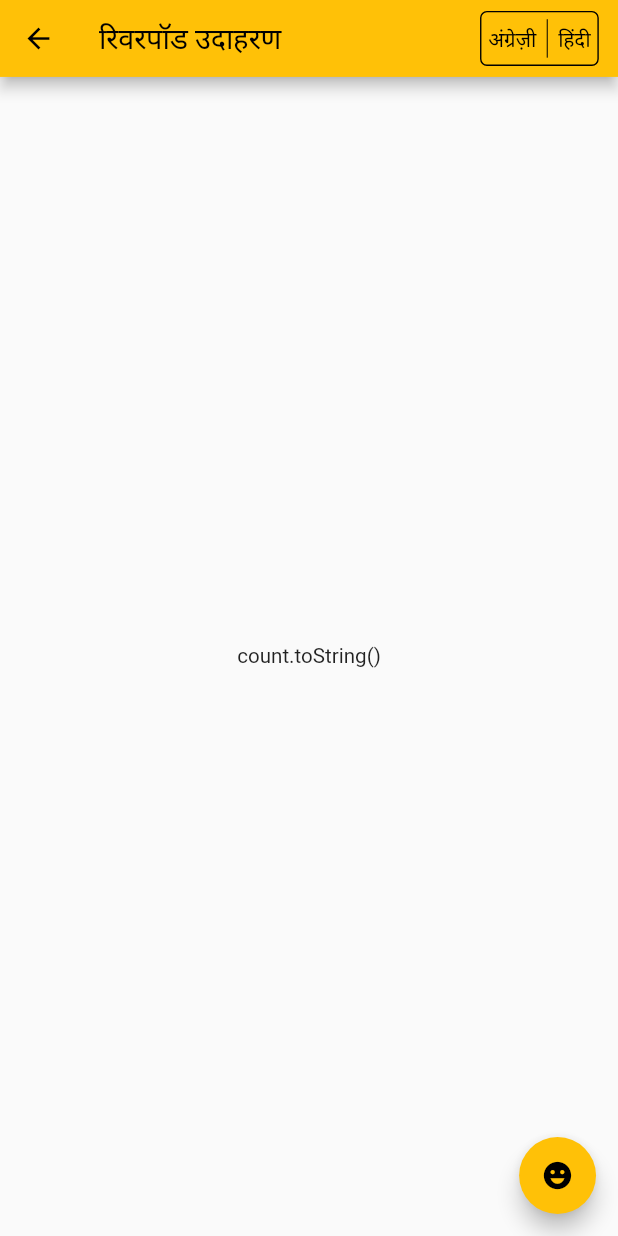
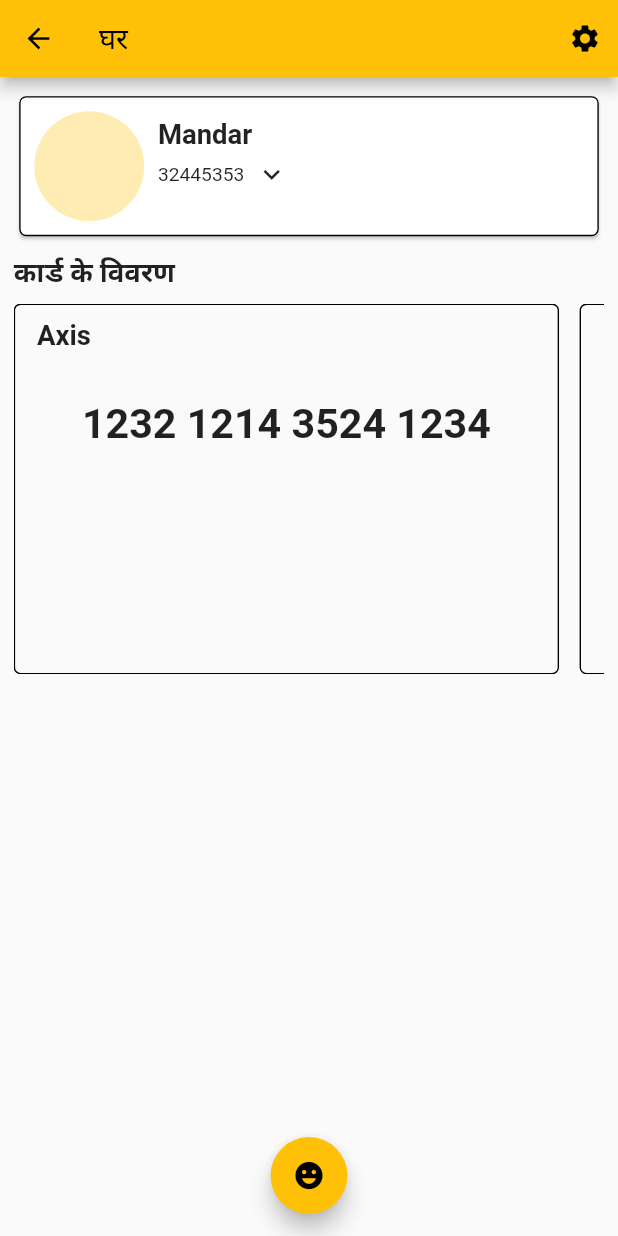
Before and after one commit to Mandar-Khandagale/riverpod_exp, a Flutter app: the HomePage screen opened by its route, on a phone screen of 412 x 824 dp. Run offline on Flutter 3.47's test engine with Material 2 defaults, Android fonts, the phone set to English and light mode, and no system bars; our stand-ins replace dio, easy_localization, flutter_riverpod, freezed_annotation, pretty_dio_logger, responsive_framework and 1 more; accounts and stored records are empty.

Commit message:
added home page to show card widgets

```diff
--- a/asset/locales/en.json
+++ b/asset/locales/en.json
@@ -13,5 +13,9 @@
   "joke": "Joke",
   "favouritePage": "Favourites",
   "productPage": "Products",
-  "settingsPage": "Settings"
+  "settingsPage": "Settings",
+  "homePage": "Home",
+  "cardDetails": "Card Details",
+  "myAccount": "My Account",
+  "done": "Done"
 }
--- a/asset/locales/hi.json
+++ b/asset/locales/hi.json
@@ -13,5 +13,9 @@
   "joke": "चुटकुला",
   "favouritePage": "पसंदीदा",
   "productPage": "उत्पादों",
-  "settingsPage": "समायोजन"
+  "settingsPage": "समायोजन",
+  "homePage": "घर",
+  "cardDetails": "कार्ड के विवरण",
+  "myAccount": "मेरा खाता",
+  "done": "पूर्ण"
 }
--- a/lib/feature/home/view/home_page.dart
+++ b/lib/feature/home/view/home_page.dart
@@ -1,8 +1,9 @@
 import 'package:easy_localization/easy_localization.dart';
 import 'package:flutter/material.dart';
-import 'package:flutter_riverpod/flutter_riverpod.dart';
+import 'package:riverpod_exp/feature/home/widgets/account_widget.dart';
+import 'package:riverpod_exp/feature/home/widgets/cards_widget.dart';
+import 'package:riverpod_exp/navigations/routes.dart';
 import 'package:riverpod_exp/translations/locale_keys.g.dart';
-import 'package:riverpod_exp/utils/molecules/widgets/language_selection_widget.dart';
 
 class HomePage extends StatelessWidget {
   const HomePage({Key? key}) : super(key: key);
@@ -11,40 +12,46 @@
   Widget build(BuildContext context) {
     return Scaffold(
       appBar: AppBar(
-        title: Text(LocaleKeys.riverPodExp.tr()),
-        actions: const [
-          Padding(
-            padding: EdgeInsets.only(right: 6.0),
-            child: LanguageSelectionWidget(),
+        title: Text(LocaleKeys.homePage.tr()),
+        actions: [
+          IconButton(
+            onPressed: () {
+              Navigator.pushNamed(context, Routes.settingsPage);
+            },
+            icon: const Icon(Icons.settings),
           ),
         ],
       ),
+      floatingActionButtonLocation: FloatingActionButtonLocation.centerFloat,
       floatingActionButton: FloatingActionButton(
         onPressed: () {},
         child: const Icon(Icons.emoji_emotions_sharp),
       ),
-      body: Column(
-        mainAxisAlignment: MainAxisAlignment.center,
-        children: const [
-          ShowCount(),
-        ],
+      body: Padding(
+        padding: const EdgeInsets.all(10.0),
+        child: Column(
+          children: [
+
+            ///upper account widget
+            const AccountWidget(),
+
+            ///card title widget
+            Padding(
+              padding: const EdgeInsets.only(top: 8.0),
+              child: Align(
+                alignment: Alignment.topLeft,
+                child: Text(
+                  LocaleKeys.cardDetails.tr(),
+                  style: const TextStyle(fontSize: 20.0, fontWeight: FontWeight.bold),
+                ),
+              ),
+            ),
+
+            ///multiple cards widget
+            const CardsWidget(),
+          ],
+        ),
       ),
     );
   }
 }
-
-
-class ShowCount extends ConsumerWidget {
-  const ShowCount({Key? key}) : super(key: key);
-
-  @override
-  Widget build(BuildContext context, WidgetRef ref) {
-    return Center(
-      child: Column(
-        children: [
-          Text("count.toString()"),
-        ],
-      ),
-    );
-  }
-}
--- /dev/null
+++ b/lib/feature/home/widgets/account_widget.dart
@@ -0,0 +1,63 @@
+import 'package:flutter/material.dart';
+import 'package:riverpod_exp/utils/molecules/bottom_sheets/account_selection_bottomsheet.dart';
+import 'package:riverpod_exp/utils/molecules/common_bottom_sheet.dart';
+
+class AccountWidget extends StatelessWidget {
+  const AccountWidget({Key? key}) : super(key: key);
+
+  @override
+  Widget build(BuildContext context) {
+    return Card(
+      child: Container(
+        decoration: BoxDecoration(
+            border: Border.all(color: Colors.black),
+            borderRadius: BorderRadius.circular(5.0)
+        ),
+        child: Padding(
+          padding: const EdgeInsets.all(10.0),
+          child: Row(
+            crossAxisAlignment: CrossAxisAlignment.start,
+            children: [
+              const CircleAvatar(
+                radius: 40,
+              ),
+              Padding(
+                padding: const EdgeInsets.only(left: 10.0, top: 5.0),
+                child: Column(
+                  crossAxisAlignment: CrossAxisAlignment.start,
+                  children: [
+                    const Text(
+                      "Mandar",
+                      style: TextStyle(
+                          fontSize: 20.0, fontWeight: FontWeight.bold),
+                    ),
+                    const SizedBox(height: 6),
+                    Row(
+                      children: [
+                        const Text(
+                          "32445353",
+                          style: TextStyle(fontSize: 14.0),
+                        ),
+                        const SizedBox(width: 8),
+                        GestureDetector(
+                            onTap: () {
+                              CommonBottomSheet().showBottomSheet(
+                                  context: context,
+                                  constraints: BoxConstraints(
+                                    maxHeight: MediaQuery.of(context).size.height * 0.5,
+                                  ),
+                                  child: const AccountSelectionBottomSheet());
+                            },
+                            child: const Icon(Icons.keyboard_arrow_down)),
+                      ],
+                    ),
+                  ],
+                ),
+              ),
+            ],
+          ),
+        ),
+      ),
+    );
+  }
+}
--- /dev/null
+++ b/lib/feature/home/widgets/cards_widget.dart
@@ -0,0 +1,56 @@
+import 'package:flutter/material.dart';
+import 'package:riverpod_exp/model/common_model.dart';
+
+class CardsWidget extends StatelessWidget {
+  const CardsWidget({Key? key}) : super(key: key);
+
+  @override
+  Widget build(BuildContext context) {
+    return Padding(
+      padding: const EdgeInsets.only(top: 10.0),
+      child: SizedBox(
+        height: MediaQuery.of(context).size.height * 0.30,
+        child: ListView.separated(
+            scrollDirection: Axis.horizontal,
+            physics: const BouncingScrollPhysics(),
+            itemCount: cardDetails.length,
+            separatorBuilder: (context, index) {
+              return const SizedBox(width: 15);
+            },
+            itemBuilder: (context, index) {
+              return AspectRatio(
+                aspectRatio: 5 / 3.4,
+                child: Container(
+                  decoration: BoxDecoration(
+                      border: Border.all(color: Colors.black),
+                      borderRadius: BorderRadius.circular(5.0)
+                  ),
+                  child: Column(
+                    crossAxisAlignment: CrossAxisAlignment.start,
+                    children: [
+                      Padding(
+                        padding: const EdgeInsets.symmetric(horizontal: 16.0,vertical: 10.0),
+                        child: Text(
+                          cardDetails[index].cardName ?? "",
+                          style: const TextStyle(fontSize: 20.0, fontWeight: FontWeight.bold),
+                        ),
+                      ),
+                      Align(
+                        alignment: Alignment.center,
+                        child: Padding(
+                          padding: const EdgeInsets.only(top: 26.0),
+                          child: Text(
+                            cardDetails[index].cardNo ?? "",
+                            style: const TextStyle(fontSize: 30.0, fontWeight: FontWeight.bold),
+                          ),
+                        ),
+                      ),
+                    ],
+                  ),
+                ),
+              );
+            }),
+      ),
+    );
+  }
+}
--- a/lib/main.dart
+++ b/lib/main.dart
@@ -3,8 +3,10 @@
 import 'package:flutter_riverpod/flutter_riverpod.dart';
 import 'package:responsive_framework/responsive_framework.dart';
 import 'package:riverpod_exp/core/shared_provider/shared_providers.dart';
+import 'package:riverpod_exp/feature/home/view/home_page.dart';
 import 'package:riverpod_exp/feature/products/view/product_page.dart';
 import 'package:riverpod_exp/navigations/app_routes.dart';
+import 'package:riverpod_exp/navigations/routes.dart';
 import 'package:riverpod_exp/translations/codegen_loader.g.dart';
 
 
@@ -65,7 +67,7 @@
       localizationsDelegates: context.localizationDelegates,
       supportedLocales: context.supportedLocales,
       locale: context.locale,
-      home: const ProductPage(),
+      home: const HomePage(),
       onGenerateRoute: AppRoutes.generateRoute,
       //home: const UsingLayoutBuilder(),
     );
--- /dev/null
+++ b/lib/model/common_model.dart
@@ -0,0 +1,16 @@
+ final List<CardDetails> cardDetails = [
+   CardDetails(cardNo: "1232 1214 3524 1234", cardName: "Axis"),
+   CardDetails(cardNo: "1122 1234 4321 4902", cardName: "SBI"),
+   CardDetails(cardNo: "09400 3411 1244 1234", cardName: "HDFC"),
+   CardDetails(cardNo: "4532 3456 1234 0993", cardName: " PNJ"),
+ ];
+
+
+
+
+class CardDetails{
+  final String? cardNo;
+  final String? cardName;
+
+  CardDetails({this.cardNo, this.cardName});
+}
--- a/lib/navigations/app_routes.dart
+++ b/lib/navigations/app_routes.dart
@@ -1,6 +1,7 @@
 import 'package:flutter/material.dart';
 import 'package:riverpod_exp/feature/favourites/view/favorite_page.dart';
 import 'package:riverpod_exp/feature/joke/view/joke_page.dart';
+import 'package:riverpod_exp/feature/products/view/product_page.dart';
 import 'package:riverpod_exp/feature/products/widgets/product_detail_page.dart';
 import 'package:riverpod_exp/feature/settings/view/settings_page.dart';
 import 'package:riverpod_exp/navigations/routes.dart';
@@ -41,6 +42,11 @@
             arguments: settings.arguments),
         );
 
+      case Routes.productPage:
+        return MaterialPageRoute(
+          builder: (context) => const ProductPage(),
+        );
+
 
       default:
         return MaterialPageRoute(
--- a/lib/utils/molecules/common_bottom_sheet.dart
+++ b/lib/utils/molecules/common_bottom_sheet.dart
@@ -25,8 +25,8 @@
       constraints: constraints,
       shape: const RoundedRectangleBorder(
         borderRadius: BorderRadius.only(
-          topLeft: Radius.circular(30),
-          topRight: Radius.circular(30),
+          topLeft: Radius.circular(20),
+          topRight: Radius.circular(20),
         ),
       ),
       builder: (ctx) {
```
Also changed, not shown: lib/feature/settings/view/settings_page.dart (+16 -5 lines), lib/utils/molecules/bottom_sheets/account_selection_bottomsheet.dart (added, +78 -0 lines), lib/translations/codegen_loader.g.dart, lib/translations/locale_keys.g.dart, 4 other files.
